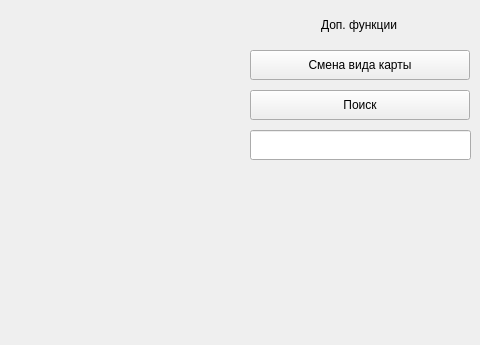
This is MainWidget.ui in DrPepper1337/MapsApi_Project as Qt 5 draws it before an edit; both pictures show x 320 to 800 and y 0 to 345 of the 800 by 600 pixel window. The edited form follows.
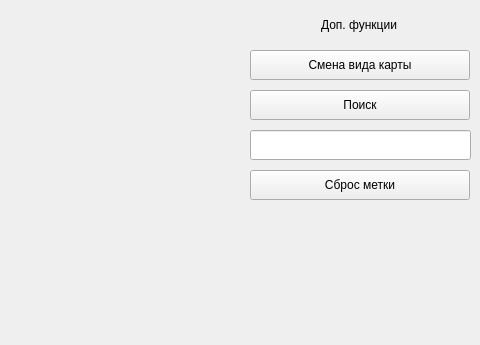
This is the edited form.

Diff of the .ui file:
```diff
--- a/MainWidget.ui
+++ b/MainWidget.ui
@@ -91,6 +91,22 @@
      <bool>false</bool>
     </property>
    </widget>
+   <widget class="QPushButton" name="reset_btn">
+    <property name="geometry">
+     <rect>
+      <x>570</x>
+      <y>170</y>
+      <width>220</width>
+      <height>30</height>
+     </rect>
+    </property>
+    <property name="focusPolicy">
+     <enum>Qt::NoFocus</enum>
+    </property>
+    <property name="text">
+     <string>Сброс метки</string>
+    </property>
+   </widget>
   </widget>
   <widget class="QMenuBar" name="menubar">
    <property name="geometry">
```
